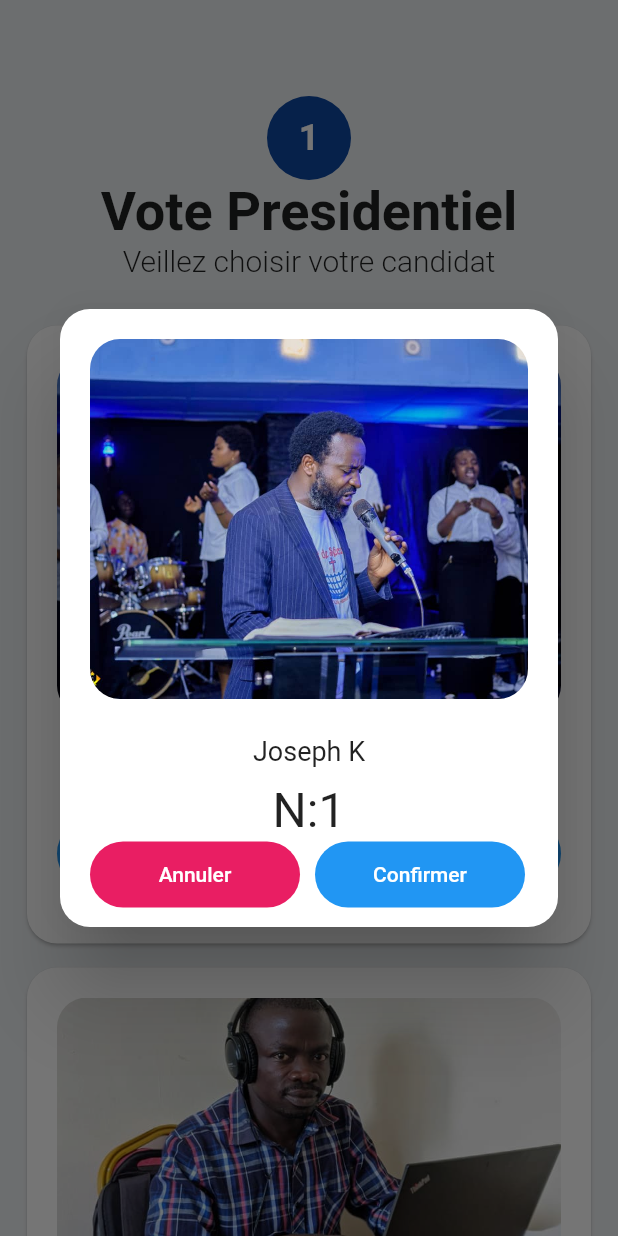
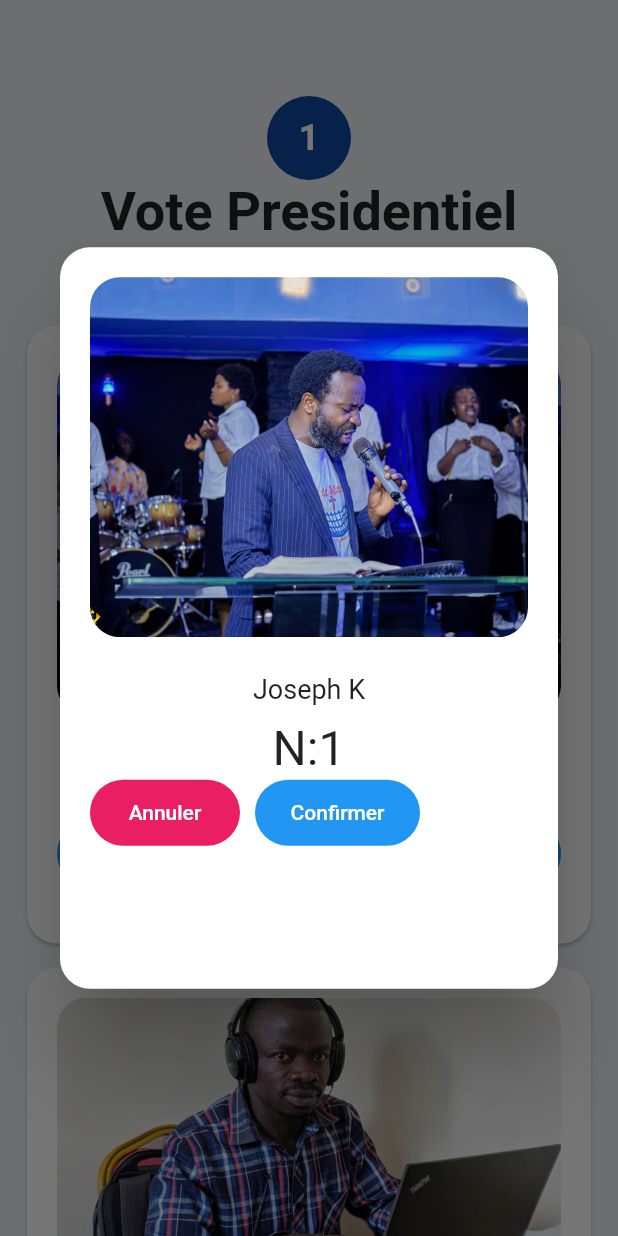
Before and after one commit to leenorshn/vote_uac_joseph, a Flutter app: the VotePresidentScreen screen opened by its route, after a tap on "Vote", on a phone screen of 412 x 824 dp. Run offline on Flutter 3.47's test engine with Material 2 defaults, Android fonts, the phone set to English and light mode, and no system bars; our stand-ins replace bloc, fl_chart, flutter_bloc.

Commit message:
adding some modification

```diff
--- a/lib/components/DialogTile.dart
+++ b/lib/components/DialogTile.dart
@@ -13,7 +13,7 @@ class DialogTile extends StatelessWidget {
       shape: RoundedRectangleBorder(borderRadius: BorderRadius.circular(20)),
       child: Container(
         padding: const EdgeInsets.all(20),
-        height: MediaQuery.of(context).size.height / 2,
+        height: MediaQuery.of(context).size.height * 0.6,
         child: Column(
           children: [
             ClipRRect(
@@ -44,7 +44,7 @@ class DialogTile extends StatelessWidget {
                 ElevatedButton(
                   style: ElevatedButton.styleFrom(
                     shape: const StadiumBorder(),
-                    fixedSize: Size(140, 44),
+                    fixedSize: Size(100, 44),
                     backgroundColor: Colors.pink,
                     foregroundColor: Colors.white,
                     elevation: 0,
@@ -60,7 +60,7 @@ class DialogTile extends StatelessWidget {
                 ElevatedButton(
                   style: ElevatedButton.styleFrom(
                     shape: const StadiumBorder(),
-                    fixedSize: Size(140, 44),
+                    fixedSize: Size(110, 44),
                     elevation: 0,
                   ),
                   onPressed: onTap,
--- a/lib/main.dart
+++ b/lib/main.dart
@@ -1,4 +1,5 @@
 import 'package:flutter/material.dart';
+import 'package:flutter/services.dart';
 import 'package:flutter_bloc/flutter_bloc.dart';
 import 'package:vote_uac_joseph/blocs/President/president_bloc.dart';
 import 'package:vote_uac_joseph/blocs/bulletin/bulletin_bloc.dart';
@@ -10,6 +11,11 @@ import 'package:vote_uac_joseph/screens/vote_vice_president_screen.dart';
 import 'blocs/VicePresident/vice_president_bloc.dart';
 
 void main() {
+  WidgetsFlutterBinding.ensureInitialized();
+  SystemChrome.setPreferredOrientations([
+    DeviceOrientation.portraitDown,
+    DeviceOrientation.portraitUp,
+  ]);
   runApp(const MyApp());
 }
 
```
Also changed, not shown: lib/screens/billetet_vote_screen.dart (+7 -5 lines).
